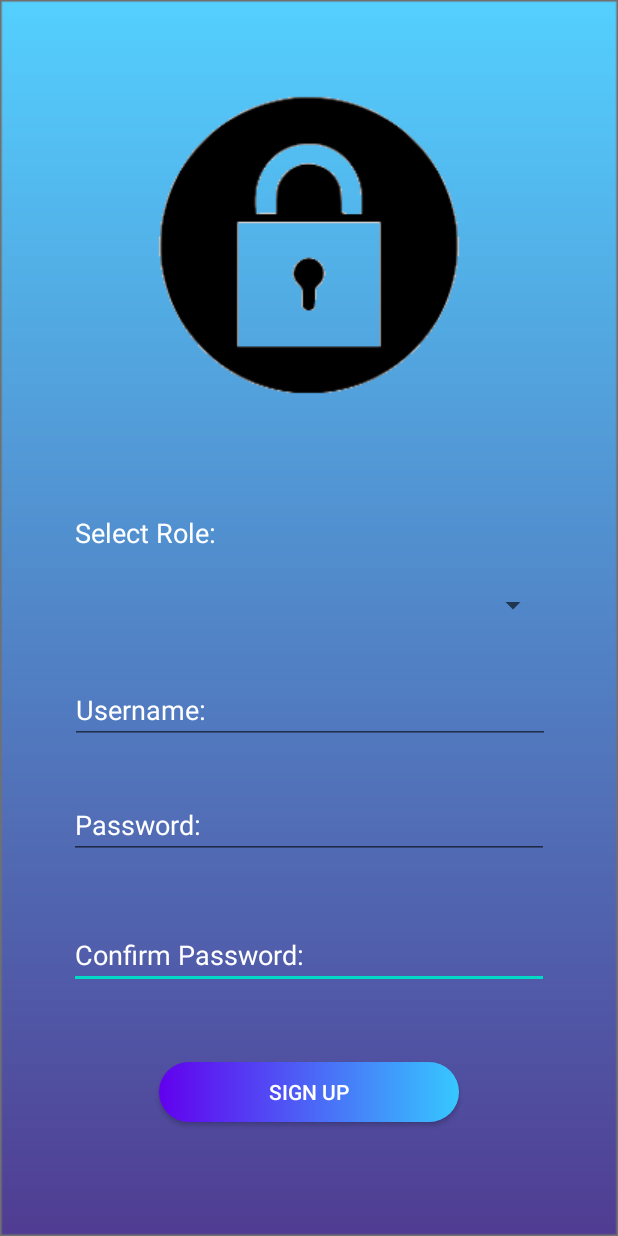
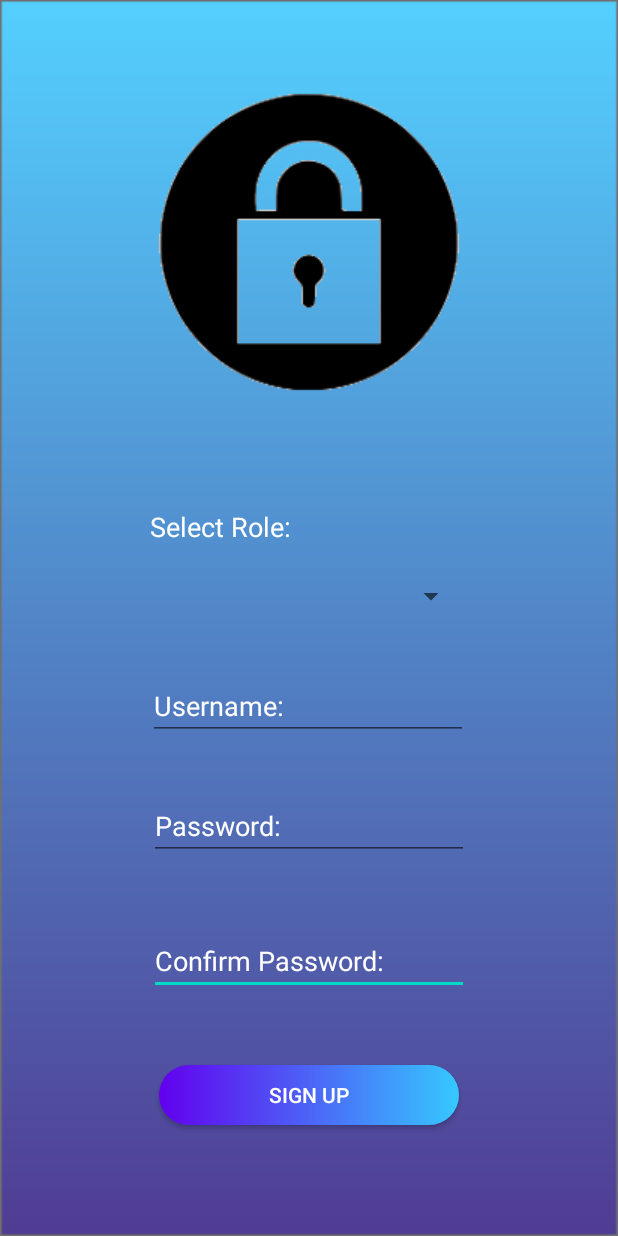
Before and after one commit to Spexon/Crisis_app, an Android app: the screen it shows after launch (MainActivity), on a phone screen of 412 x 824 dp. Run offline under Robolectric (Android 15) with nearby library versions, the phone set to English and light mode, and no system bars.

Commit message:
restructured buttons and text fields

```diff
--- a/app/src/main/res/layout/login.xml
+++ b/app/src/main/res/layout/login.xml
@@ -100,6 +100,7 @@
         android:textColor="#FFFF"
         app:layout_constraintBottom_toTopOf="@+id/text2"
         app:layout_constraintEnd_toEndOf="parent"
+        app:layout_constraintHorizontal_bias="0.494"
         app:layout_constraintStart_toStartOf="parent"
         app:layout_constraintTop_toBottomOf="@+id/button3" />
 
--- a/app/src/main/res/layout/signup.xml
+++ b/app/src/main/res/layout/signup.xml
@@ -10,8 +10,8 @@
 
     <EditText
         android:id="@+id/editTextTextPassword2"
-        android:layout_width="320dp"
-        android:layout_height="40dp"
+        android:layout_width="wrap_content"
+        android:layout_height="wrap_content"
 
         android:layout_marginStart="45dp"
         android:layout_marginLeft="45dp"
@@ -35,20 +35,20 @@
         android:layout_marginStart="50dp"
         android:layout_marginLeft="50dp"
         android:layout_marginTop="8dp"
-        android:layout_marginEnd="268dp"
-        android:layout_marginRight="268dp"
+        android:layout_marginEnd="218dp"
+        android:layout_marginRight="218dp"
         android:text="Select Role:"
         android:textColor="#FFFFFF"
         android:textSize="18dp"
         app:layout_constraintBottom_toTopOf="@+id/spinner"
         app:layout_constraintEnd_toEndOf="parent"
-        app:layout_constraintHorizontal_bias="0.52"
+        app:layout_constraintHorizontal_bias="1.0"
         app:layout_constraintStart_toStartOf="parent"
         app:layout_constraintTop_toBottomOf="@+id/imageView2" />
 
     <Spinner
         android:id="@+id/spinner"
-        android:layout_width="320dp"
+        android:layout_width="210dp"
         android:layout_height="31dp"
         android:layout_marginStart="45dp"
         android:layout_marginLeft="45dp"
@@ -62,8 +62,8 @@
 
     <EditText
         android:id="@+id/editTextTextMultiLine"
-        android:layout_width="320dp"
-        android:layout_height="40dp"
+        android:layout_width="wrap_content"
+        android:layout_height="wrap_content"
         android:layout_marginStart="45dp"
         android:layout_marginLeft="45dp"
         android:layout_marginTop="8dp"
@@ -77,14 +77,14 @@
         android:textColorHint="#FFFFFF"
         app:layout_constraintBottom_toTopOf="@+id/editTextTextPassword"
         app:layout_constraintEnd_toEndOf="parent"
-        app:layout_constraintHorizontal_bias="1.0"
+        app:layout_constraintHorizontal_bias="0.495"
         app:layout_constraintStart_toStartOf="parent"
         app:layout_constraintTop_toBottomOf="@+id/spinner" />
 
     <EditText
         android:id="@+id/editTextTextPassword"
-        android:layout_width="320dp"
-        android:layout_height="40dp"
+        android:layout_width="wrap_content"
+        android:layout_height="wrap_content"
         android:layout_marginStart="45dp"
         android:layout_marginLeft="45dp"
         android:layout_marginTop="8dp"
```
